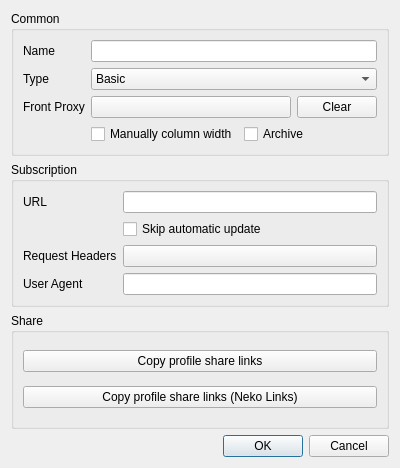
This is ui/edit/dialog_edit_group.ui in elizqmill/nekoray as Qt 5 draws it before an edit. The edited form follows.
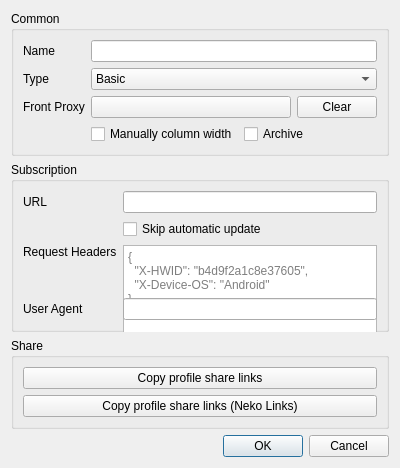
This is the edited form. Custom widgets are drawn as their Qt base class.

Commit message: ui: inline Request Headers JSON editor in group dialog

The edit to the form file:
```diff
--- a/ui/edit/dialog_edit_group.ui
+++ b/ui/edit/dialog_edit_group.ui
@@ -143,15 +143,33 @@
          <property name="text">
           <string>Request Headers</string>
          </property>
+         <property name="alignment">
+          <set>Qt::AlignLeading|Qt::AlignLeft|Qt::AlignTop</set>
+         </property>
         </widget>
        </item>
        <item row="2" column="1">
-        <widget class="QPushButton" name="request_headers">
+        <widget class="QPlainTextEdit" name="request_headers">
+         <property name="minimumSize">
+          <size>
+           <width>0</width>
+           <height>90</height>
+          </size>
+         </property>
+         <property name="maximumSize">
+          <size>
+           <width>16777215</width>
+           <height>140</height>
+          </size>
+         </property>
          <property name="toolTip">
           <string>JSON HTTP headers sent with subscription requests</string>
          </property>
-         <property name="text">
-          <string notr="true"/>
+         <property name="placeholderText">
+          <string notr="true">{
+  "X-HWID": "b4d9f2a1c8e37605",
+  "X-Device-OS": "Android"
+}</string>
          </property>
         </widget>
        </item>
```
The commit also changes 2 other files.
